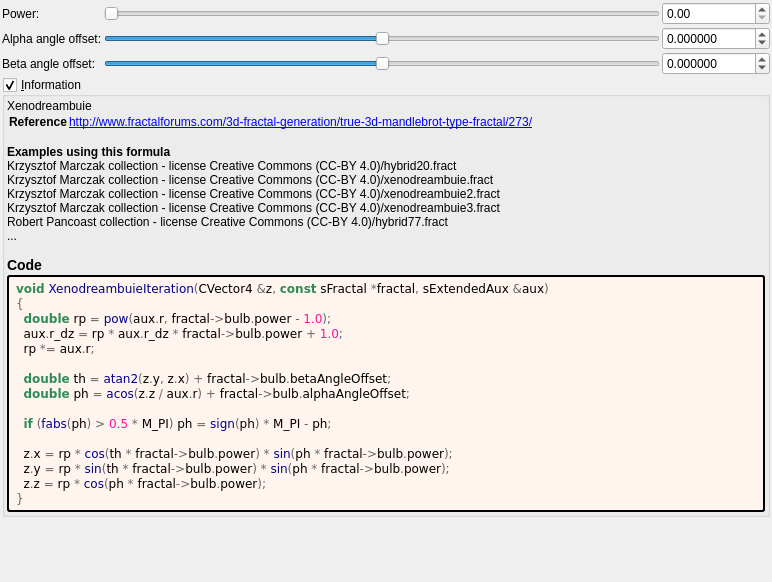
Before: the Qt Designer form mandelbulber2/formula/ui/fractal_xenodreambuie.ui in buddhi1980/mandelbulber2, drawn with Qt 5.
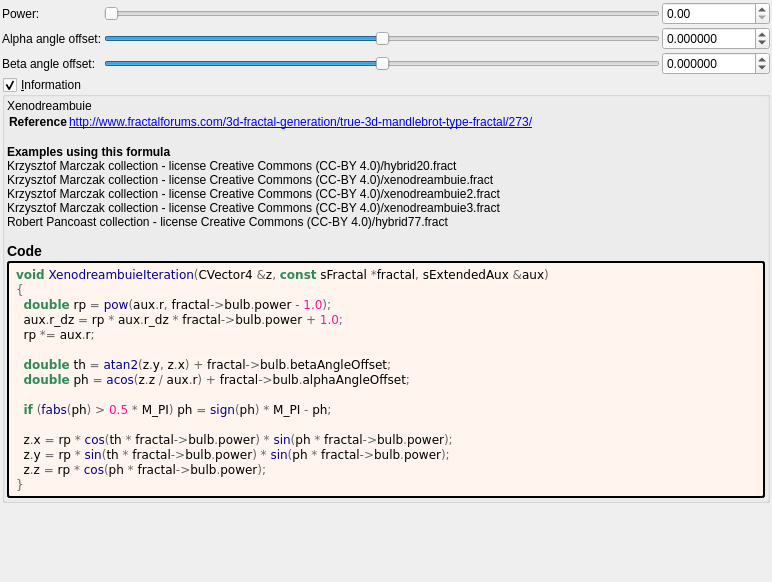
After: the same form once the commit is applied. Custom widgets are drawn as their Qt base class.

Commit message: Renamed all Fabs... formulas to Abs... Run poplulate... scripts

```diff
--- a/mandelbulber2/formula/ui/fractal_xenodreambuie.ui
+++ b/mandelbulber2/formula/ui/fractal_xenodreambuie.ui
@@ -244,7 +244,7 @@
 &lt;tr&gt;&lt;th&gt;Reference&lt;/th&gt;&lt;td&gt;&lt;a href=&quot;http://www.fractalforums.com/3d-fractal-generation/true-3d-mandlebrot-type-fractal/273/&quot;&gt;http://www.fractalforums.com/3d-fractal-generation/true-3d-mandlebrot-type-fractal/273/&lt;br&gt;
 &lt;/td&gt;&lt;/tr&gt;
 &lt;/table&gt;
-&lt;br&gt;&lt;b&gt;Examples using this formula&lt;/b&gt;&lt;br&gt;Krzysztof Marczak collection - license Creative Commons (CC-BY 4.0)/hybrid20.fract&lt;br&gt;Krzysztof Marczak collection - license Creative Commons (CC-BY 4.0)/xenodreambuie.fract&lt;br&gt;Krzysztof Marczak collection - license Creative Commons (CC-BY 4.0)/xenodreambuie2.fract&lt;br&gt;Krzysztof Marczak collection - license Creative Commons (CC-BY 4.0)/xenodreambuie3.fract&lt;br&gt;Robert Pancoast collection - license Creative Commons (CC-BY 4.0)/hybrid77.fract&lt;br&gt;...&lt;h3&gt;Code&lt;/h3&gt;</string>
+&lt;br&gt;&lt;b&gt;Examples using this formula&lt;/b&gt;&lt;br&gt;Krzysztof Marczak collection - license Creative Commons (CC-BY 4.0)/hybrid20.fract&lt;br&gt;Krzysztof Marczak collection - license Creative Commons (CC-BY 4.0)/xenodreambuie.fract&lt;br&gt;Krzysztof Marczak collection - license Creative Commons (CC-BY 4.0)/xenodreambuie2.fract&lt;br&gt;Krzysztof Marczak collection - license Creative Commons (CC-BY 4.0)/xenodreambuie3.fract&lt;br&gt;Robert Pancoast collection - license Creative Commons (CC-BY 4.0)/hybrid77.fract&lt;h3&gt;Code&lt;/h3&gt;</string>
         </property>
         <property name="wordWrap">
          <bool>true</bool>
```
The commit also changes 102 other files.
